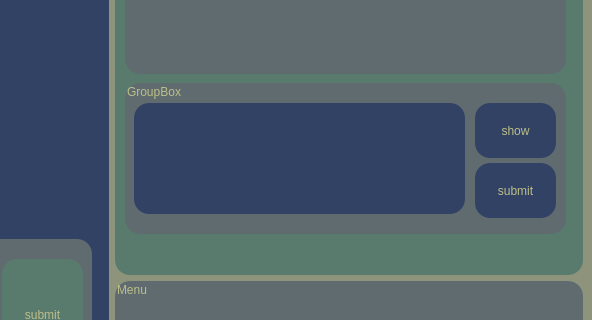
AmirHossienAfshar/AgileAgenda, file AgileAgenda/plannerpage.ui: the form before one commit; both pictures show x 368 to 960 and y 276 to 596 of the 960 by 758 pixel window.
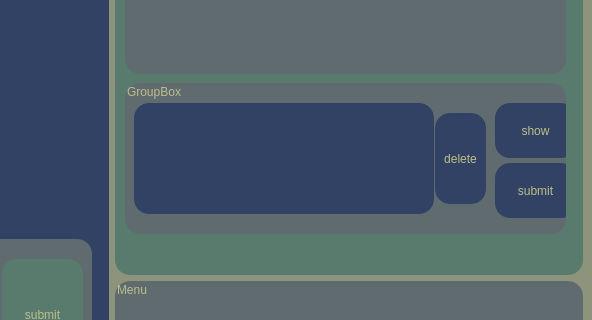
The form after the commit.

Commit message: delete function added. still some bugs with that

```diff
--- a/AgileAgenda/plannerpage.ui
+++ b/AgileAgenda/plannerpage.ui
@@ -94,7 +94,7 @@
          <rect>
           <x>9</x>
           <y>20</y>
-          <width>331</width>
+          <width>300</width>
           <height>111</height>
          </rect>
         </property>
@@ -120,7 +120,7 @@
        <widget class="QPushButton" name="pushButton_2">
         <property name="geometry">
          <rect>
-          <x>350</x>
+          <x>370</x>
           <y>80</y>
           <width>81</width>
           <height>55</height>
@@ -151,7 +151,7 @@
        <widget class="QPushButton" name="pushButton_4">
         <property name="geometry">
          <rect>
-          <x>350</x>
+          <x>370</x>
           <y>20</y>
           <width>81</width>
           <height>55</height>
@@ -167,6 +167,25 @@
          <string>show</string>
         </property>
        </widget>
+       <widget class="QPushButton" name="pushButton_5">
+        <property name="geometry">
+         <rect>
+          <x>310</x>
+          <y>30</y>
+          <width>51</width>
+          <height>91</height>
+         </rect>
+        </property>
+        <property name="styleSheet">
+         <string notr="true">background-color: rgb(50, 66, 101);
+border-radius: 15px;
+font: 900 16pt &quot;Maven Pro&quot;;
+color: rgb(188, 190, 136);</string>
+        </property>
+        <property name="text">
+         <string>delete</string>
+        </property>
+       </widget>
       </widget>
       <widget class="QTableView" name="tableView">
        <property name="geometry">
```
The commit also changes 12 other files.
